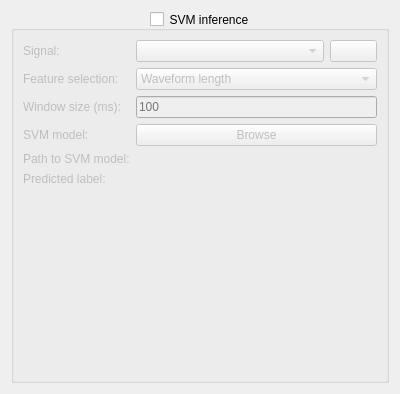
Old version of the form designer/svm_inference_config.ui in the repository pulp-bio/biogui.
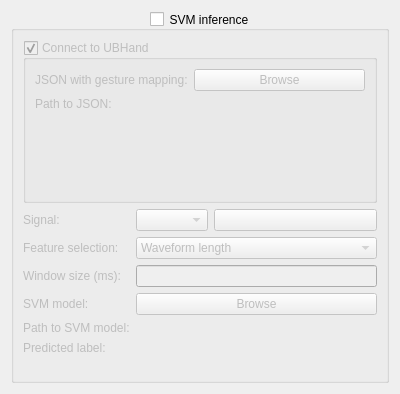
New version of the form. Icons and pictures are not drawn.

Commit message: Refinement of SVM inference and UBHand

```diff
--- a/designer/svm_inference_config.ui
+++ b/designer/svm_inference_config.ui
@@ -28,9 +28,61 @@
      <property name="checked">
       <bool>false</bool>
      </property>
+     <layout class="QVBoxLayout" name="verticalLayout_2">
+      <item>
+       <widget class="QGroupBox" name="ubHandGroupBox">
+        <property name="enabled">
+         <bool>true</bool>
+        </property>
+        <property name="title">
+         <string>Connect to UBHand</string>
+        </property>
+        <property name="checkable">
+         <bool>true</bool>
+        </property>
+        <layout class="QFormLayout" name="formLayout_3">
+         <item row="0" column="0">
+          <widget class="QLabel" name="label7">
+           <property name="text">
+            <string>JSON with gesture mapping:</string>
+           </property>
+          </widget>
+         </item>
+         <item row="0" column="1">
+          <widget class="QPushButton" name="browseJSONButton">
+           <property name="text">
+            <string>Browse</string>
+           </property>
+          </widget>
+         </item>
+         <item row="1" column="0">
+          <widget class="QLabel" name="label8">
+           <property name="text">
+            <string>Path to JSON:</string>
+           </property>
+          </widget>
+         </item>
+         <item row="1" column="1">
+          <widget class="QLabel" name="mappingJSONPathLabel">
+           <property name="text">
+            <string/>
+           </property>
+          </widget>
+         </item>
+        </layout>
+       </widget>
+      </item>
+      <item>
      <layout class="QFormLayout" name="formLayout">
-      <item row="1" column="1">
-       <layout class="QHBoxLayout" name="horizontalLayout" stretch="4,1">
+        <item row="0" column="0">
+         <widget class="QLabel" name="label1">
+          <property name="text">
+           <string>Signal:</string>
+          </property>
+         </widget>
+        </item>
+        <item row="0" column="1">
+         <layout class="QHBoxLayout" name="horizontalLayout" stretch="0,1">
         <item>
          <widget class="QComboBox" name="signalComboBox"/>
         </item>
@@ -50,28 +102,14 @@
         </item>
        </layout>
       </item>
-      <item row="4" column="0">
-       <widget class="QLabel" name="label4">
-        <property name="text">
-         <string>SVM model:</string>
-        </property>
-       </widget>
-      </item>
       <item row="1" column="0">
-       <widget class="QLabel" name="label1">
-        <property name="text">
-         <string>Signal:</string>
-        </property>
-       </widget>
-      </item>
-      <item row="2" column="0">
        <widget class="QLabel" name="label2">
         <property name="text">
          <string>Feature selection:</string>
         </property>
        </widget>
       </item>
-      <item row="2" column="1">
+        <item row="1" column="1">
        <widget class="QComboBox" name="featureComboBox">
         <item>
          <property name="text">
@@ -85,57 +123,66 @@
         </item>
        </widget>
       </item>
-      <item row="4" column="1">
-       <widget class="QPushButton" name="browseModelButton">
-        <property name="text">
-         <string>Browse</string>
-        </property>
-       </widget>
-      </item>
-      <item row="3" column="0">
+        <item row="2" column="0">
        <widget class="QLabel" name="label3">
         <property name="text">
          <string>Window size (ms):</string>
         </property>
        </widget>
       </item>
-      <item row="3" column="1">
-       <widget class="QLineEdit" name="winTextField">
+        <item row="2" column="1">
+         <widget class="QLineEdit" name="winSizeTextField">
         <property name="toolTip">
          <string>If a non-numeric value is set, the default value will be used</string>
         </property>
         <property name="placeholderText">
-         <string>100</string>
-        </property>
-       </widget>
-      </item>
-      <item row="5" column="1">
-       <widget class="QLabel" name="svmModelPathLabel">
-        <property name="text">
          <string/>
         </property>
        </widget>
       </item>
-      <item row="5" column="0">
+        <item row="3" column="0">
+         <widget class="QLabel" name="label4">
+          <property name="text">
+           <string>SVM model:</string>
+          </property>
+         </widget>
+        </item>
+        <item row="3" column="1">
+         <widget class="QPushButton" name="browseModelButton">
+          <property name="text">
+           <string>Browse</string>
+          </property>
+         </widget>
+        </item>
+        <item row="4" column="0">
        <widget class="QLabel" name="label5">
         <property name="text">
          <string>Path to SVM model:</string>
         </property>
        </widget>
       </item>
-      <item row="7" column="1">
-       <widget class="QLabel" name="svmPredLabel">
+        <item row="4" column="1">
+         <widget class="QLabel" name="svmModelPathLabel">
         <property name="text">
          <string/>
         </property>
        </widget>
       </item>
-      <item row="7" column="0">
-       <widget class="QLabel" name="label">
+        <item row="5" column="0">
+         <widget class="QLabel" name="label6">
         <property name="text">
          <string>Predicted label:</string>
         </property>
        </widget>
+        </item>
+        <item row="5" column="1">
+         <widget class="QLabel" name="svmPredLabel">
+          <property name="text">
+           <string/>
+          </property>
+         </widget>
+        </item>
+       </layout>
       </item>
      </layout>
     </widget>
```
Lines whose indentation alone changed are shown as unchanged. The commit also changes 5 other files.
